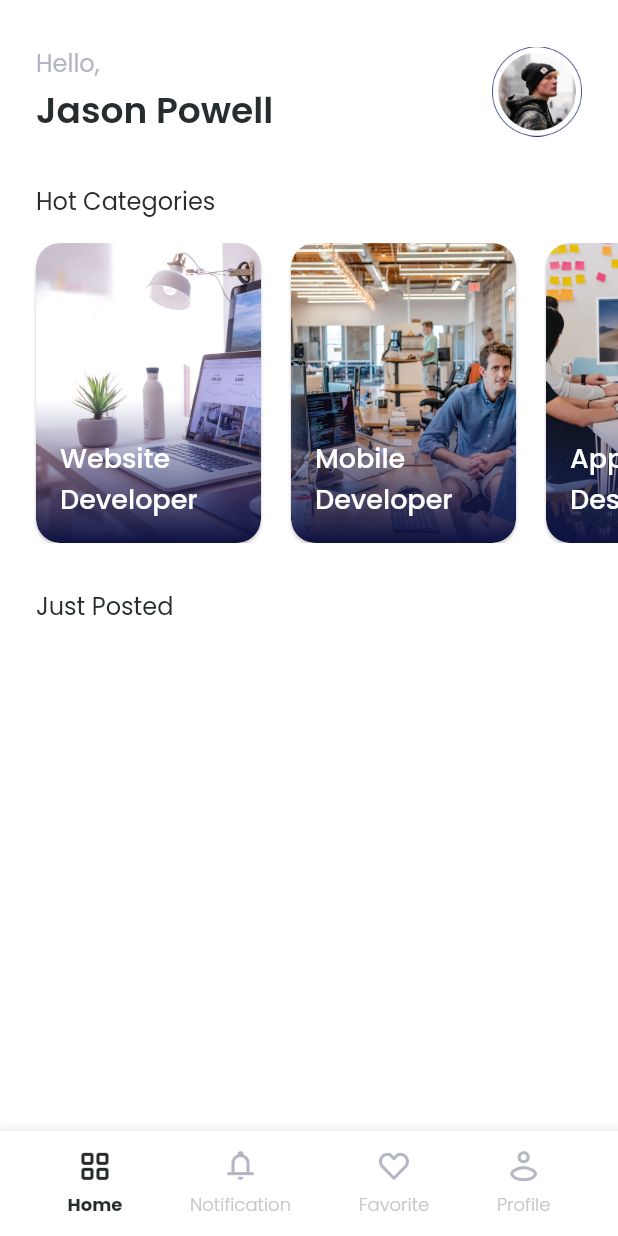
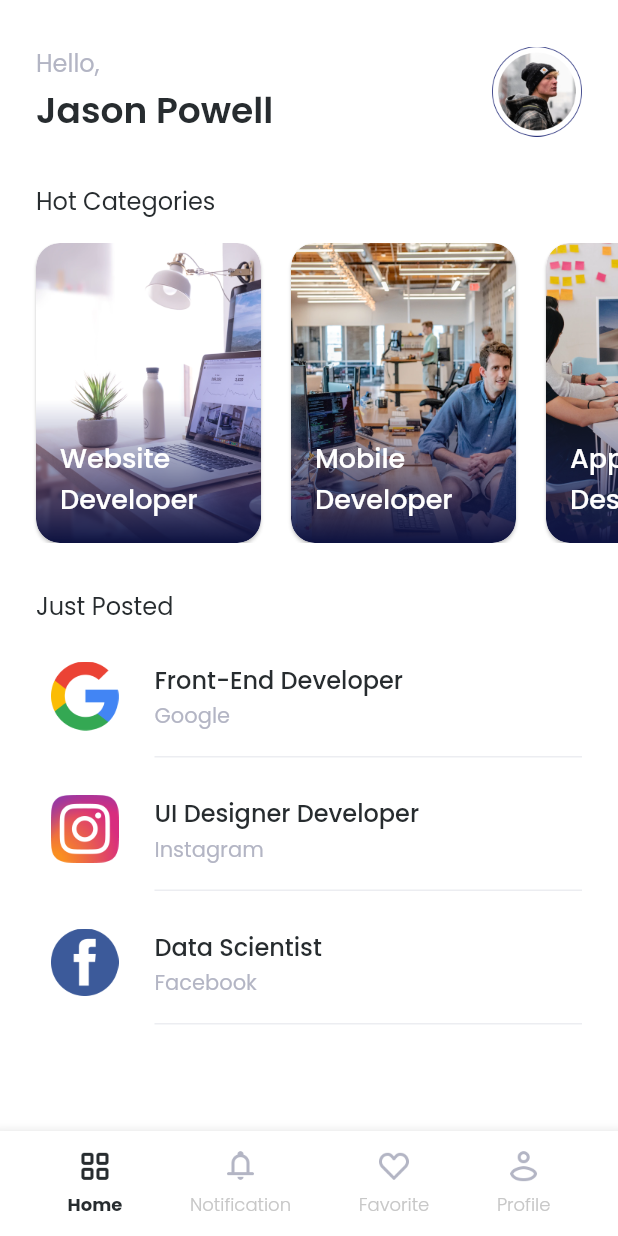
Before and after one commit to fathulaziss/findjob, a Flutter app: the PageMain screen opened directly, on a phone screen of 412 x 824 dp. Run offline on Flutter 3.47's test engine with Material 2 defaults, Android fonts, the phone set to English and light mode, and no system bars; our stand-ins replace get, google_fonts.

Commit message:
update home

```diff
--- a/lib/shared/styles.dart
+++ b/lib/shared/styles.dart
@@ -20,6 +20,7 @@ class AppColors {
   static Color blackColor = Color(0xFF272C2F);
   static Color greyColor = Color(0xFFB3B5C4);
   static Color greyColor2 = Color(0xFFC7C7C7);
+  static Color greyColor3 = Color(0xFFECEDF1);
 }
 
 class FontSizes {
--- a/lib/ui/pages/logged/page_home.dart
+++ b/lib/ui/pages/logged/page_home.dart
@@ -2,6 +2,7 @@ import 'package:findjob/model/model_category.dart';
 import 'package:findjob/shared/assets.dart';
 import 'package:findjob/shared/styles.dart';
 import 'package:findjob/ui/widgets/card_categories.dart';
+import 'package:findjob/ui/widgets/card_jobs.dart';
 import 'package:flutter/material.dart';
 import 'package:get/get.dart';
 
@@ -75,7 +76,20 @@ class _PageHomeState extends State<PageHome> {
                 Text('Just Posted',
                     style: TextStyles.blackNormal
                         .copyWith(fontSize: FontSizes.s16)),
-                Container(),
+                verticalSpace(Insets.xs * 6.25),
+                CardJobs(
+                    positionName: 'Front-End Developer',
+                    companyName: 'Google',
+                    imageCompany: Assets.logoGoogle),
+                CardJobs(
+                    positionName: 'UI Designer Developer',
+                    companyName: 'Instagram',
+                    imageCompany: Assets.logoInstagram),
+                CardJobs(
+                    positionName: 'Data Scientist',
+                    companyName: 'Facebook',
+                    imageCompany: Assets.logoFacebook),
+                verticalSpace(Insets.xxl),
               ],
             ),
           )
--- /dev/null
+++ b/lib/ui/widgets/card_jobs.dart
@@ -0,0 +1,49 @@
+import 'package:findjob/shared/styles.dart';
+import 'package:flutter/material.dart';
+import 'package:get/get.dart';
+
+class CardJobs extends StatelessWidget {
+  final String positionName;
+  final String companyName;
+  final String imageCompany;
+
+  const CardJobs({
+    required this.positionName,
+    required this.companyName,
+    required this.imageCompany,
+    Key? key,
+  }) : super(key: key);
+
+  @override
+  Widget build(BuildContext context) {
+    return Padding(
+      padding: EdgeInsets.fromLTRB(Insets.xs * 2.5, 0, 0, Insets.xs * 6.25),
+      child: Column(
+        crossAxisAlignment: CrossAxisAlignment.start,
+        children: [
+          Row(
+            crossAxisAlignment: CrossAxisAlignment.start,
+            children: [
+              Image.asset(imageCompany, width: Sizes.med * 2.25),
+              horizontalSpace(Insets.med * 2),
+              Expanded(
+                  child: Column(
+                crossAxisAlignment: CrossAxisAlignment.start,
+                children: [
+                  Text(positionName,
+                      style: TextStyles.blackMedium
+                          .copyWith(fontSize: FontSizes.s16)),
+                  verticalSpace(Insets.xs / 2),
+                  Text(companyName, style: TextStyles.greyNormal),
+                  verticalSpace(Insets.lg),
+                  Container(
+                      width: Get.width, height: 1, color: AppColors.greyColor3)
+                ],
+              ))
+            ],
+          )
+        ],
+      ),
+    );
+  }
+}
```
